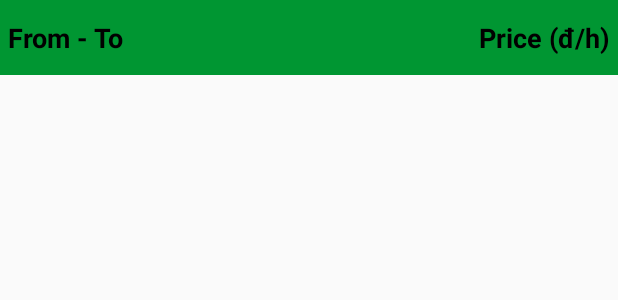
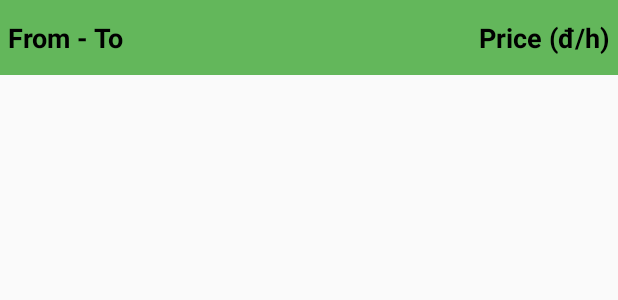
Before and after one commit to quymm/SWP49X-FFRS, an Android app: the layout field_time_item.xml on its own in the app's theme, with its tools: preview values and no code run, on a phone screen of 412 x 824 dp. Shown: the top 300 px of the screen. Run offline under Robolectric (Android 15) with nearby library versions, the phone set to English and light mode, and no system bars; network calls fail; Roboto replaces fonts that are not available here.

Commit message:
Change a bit of time color

```diff
--- a/source/FFRS/app/src/main/res/layout/field_time_item.xml
+++ b/source/FFRS/app/src/main/res/layout/field_time_item.xml
@@ -4,7 +4,7 @@
     android:layout_height="wrap_content"
     android:layout_marginBottom="5dp"
     android:layout_weight="7"
-    android:background="#009632"
+    android:background="#63b75b"
     android:orientation="horizontal">
 
     <TextView
```
